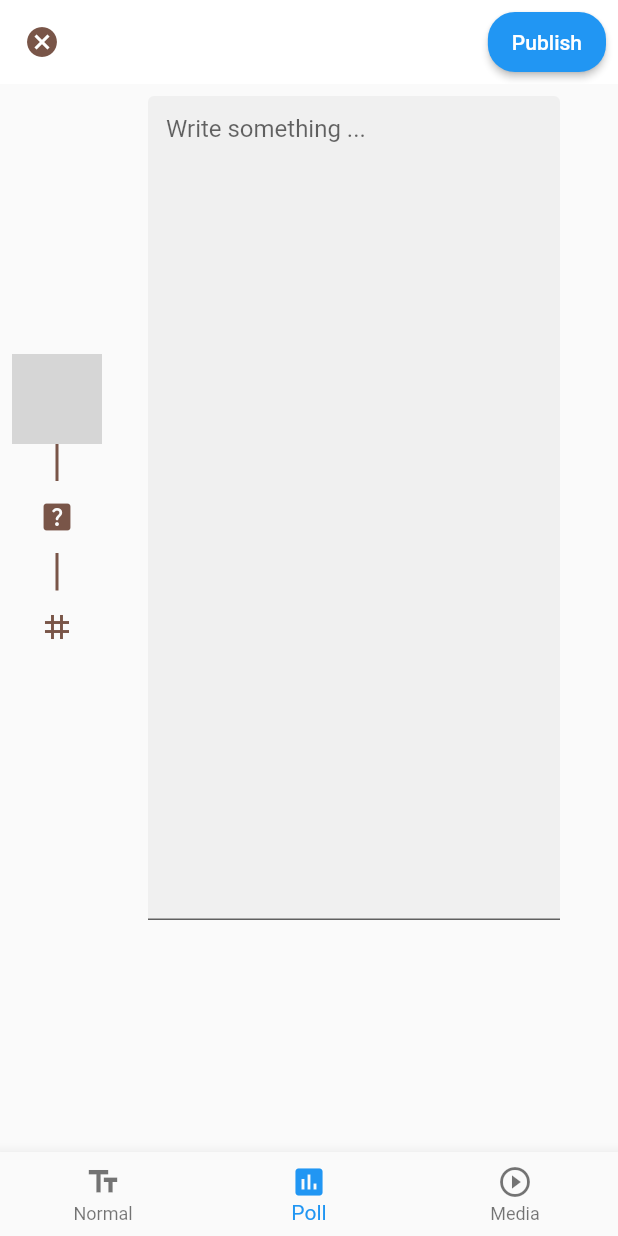
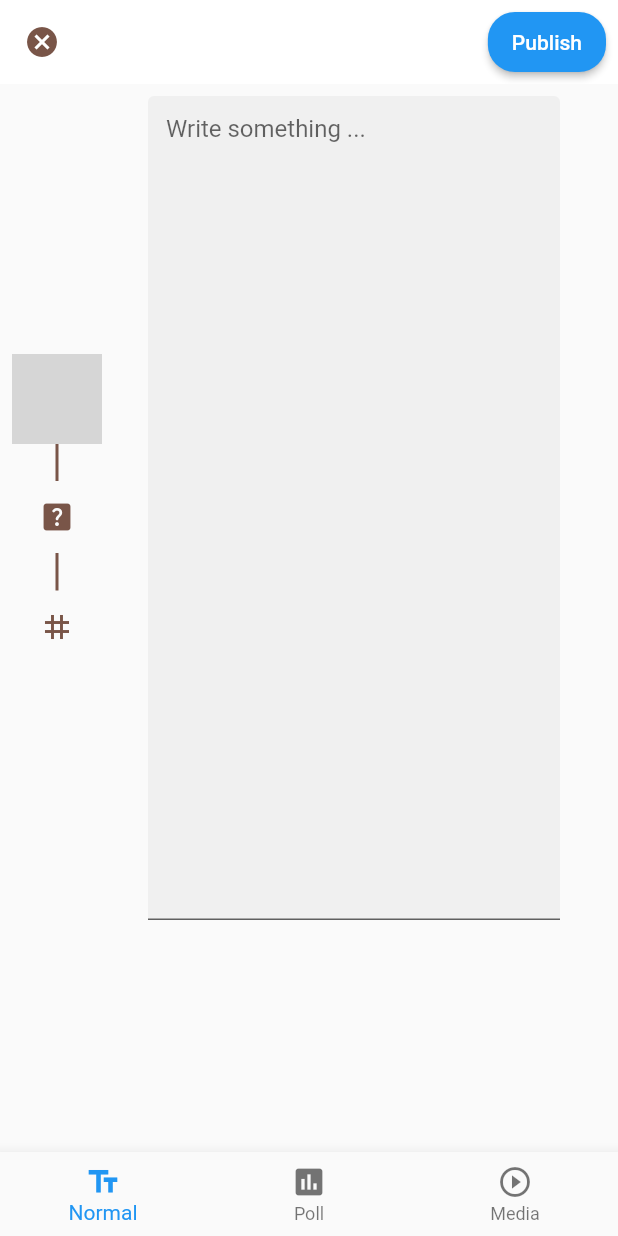
Before and after one commit to smilefocal/smob-auth-1, a Flutter app: the FeedsScreen screen opened directly with empty values, after a tap on the "workspaces outline" icon, on a phone screen of 412 x 824 dp. Run offline on Flutter 3.47's test engine with Material 2 defaults, Android fonts, the phone set to English and light mode, and no system bars; our stand-ins replace cloud_firestore, firebase_auth, firebase_core, flutter_bloc, flutter_spinkit, font_awesome_flutter and 3 more; accounts and stored records are empty; network calls fail; grey boxes are pictures that could not be loaded.

Commit message:
added the bottom_nav_bar_cubit.dart

```diff
--- a/lib/home/screens/activities/add_activity_screen.dart
+++ b/lib/home/screens/activities/add_activity_screen.dart
@@ -1,8 +1,10 @@
 import 'package:firebase_auth/firebase_auth.dart';
 import 'package:flutter/material.dart';
+import 'package:flutter_bloc/flutter_bloc.dart';
 import 'package:strathmoresesc/constants.dart';
 import 'package:strathmoresesc/home/screens/activities/blocs/add_text_activity/add_text_activity_bloc.dart';
 import 'package:strathmoresesc/home/screens/activities/blocs/add_text_activity/add_text_activity_provider.dart';
+import 'package:strathmoresesc/home/screens/activities/blocs/bottom_nav_bar/bottom_nav_bar_cubit.dart';
 
 class AddActivityScreen extends StatelessWidget {
   const AddActivityScreen({Key? key, required this.user}) : super(key: key);
@@ -80,15 +82,23 @@ class AddActivityScreen extends StatelessWidget {
                 Expanded(
                   child: Column(
                     children: [
-                      AnimatedContainer(
+                      BlocBuilder<BottomNavBarCubit, int>(
+                        builder: (context, state) {
+                          return AnimatedContainer(
                             duration: const Duration(seconds: 3),
                             height: MediaQuery.of(context).size.height / 1.5,
                             width: MediaQuery.of(context).size.width / 1.5,
 
                             ///todo: we can switch this depending on the value of
                             ///todo: the bottomNavBar bloc.
-                        child:
-                            _MessageTextField(addTextActivityBloc: addTextBloc),
+                            child: state == 0
+                                ? _MessageTextField(
+                                    addTextActivityBloc: addTextBloc)
+                                : state == 1
+                                    ? const _PollView()
+                                    : const _PollView(),
+                          );
+                        },
                       ),
                     ],
                   ),
@@ -97,8 +107,21 @@ class AddActivityScreen extends StatelessWidget {
             ),
           ],
         ),
-        bottomNavigationBar: BottomNavigationBar(
-          currentIndex: 1,
+        bottomNavigationBar: BlocBuilder<BottomNavBarCubit, int>(
+          builder: (context, state) {
+            return BottomNavigationBar(
+              currentIndex: state == 0
+                  ? 0
+                  : state == 1
+                      ? 1
+                      : 2,
+              onTap: (index) {
+                index == 0
+                    ? context.read<BottomNavBarCubit>().normalTextView()
+                    : index == 1
+                        ? context.read<BottomNavBarCubit>().pollView()
+                        : context.read<BottomNavBarCubit>().mediaView();
+              },
               items: const [
                 BottomNavigationBarItem(
                     icon: Icon(Icons.text_fields), label: 'Normal'),
@@ -106,6 +129,8 @@ class AddActivityScreen extends StatelessWidget {
                 BottomNavigationBarItem(
                     icon: Icon(Icons.play_circle_outline), label: 'Media'),
               ],
+            );
+          },
         ),
       ),
     );
@@ -162,3 +187,16 @@ class _PublishMessageButton extends StatelessWidget {
         });
   }
 }
+
+///
+class _PollView extends StatelessWidget {
+  const _PollView({Key? key}) : super(key: key);
+
+  @override
+  Widget build(BuildContext context) {
+    return Container(
+      width: 50,
+      child: Text('This is thess pollview'),
+    );
+  }
+}
--- a/lib/home/screens/activities/blocs/add_text_activity/add_text_activity_validator.dart
+++ b/lib/home/screens/activities/blocs/add_text_activity/add_text_activity_validator.dart
@@ -3,6 +3,7 @@ import 'dart:async';
 class AddTextActivityValidator {
   final validateMessage = StreamTransformer<String, String>.fromHandlers(
       handleData: (message, sink) {
+    message = message.trim();
     if (message.length > 1) {
       sink.add(message);
     } else {
--- /dev/null
+++ b/lib/home/screens/activities/blocs/bottom_nav_bar/bottom_nav_bar_cubit.dart
@@ -0,0 +1,10 @@
+import 'package:flutter_bloc/flutter_bloc.dart';
+
+class BottomNavBarCubit extends Cubit<int> {
+  ///By default, we want the user to be able to see the normalView
+  ///once they open the add activity interface.
+  BottomNavBarCubit() : super(0);
+  void normalTextView() => emit(0);
+  void pollView() => emit(1);
+  void mediaView() => emit(2);
+}
--- a/lib/route_generator.dart
+++ b/lib/route_generator.dart
@@ -6,6 +6,7 @@ import 'package:strathmoresesc/authentication/bloc/auth_loading_cubit.dart';
 import 'package:strathmoresesc/authentication/screens/authentication_screen.dart';
 import 'package:strathmoresesc/home/screens/activities/add_activity_screen.dart';
 import 'package:strathmoresesc/home/screens/activities/blocs/add_text_activity/add_text_activity_provider.dart';
+import 'package:strathmoresesc/home/screens/activities/blocs/bottom_nav_bar/bottom_nav_bar_cubit.dart';
 import 'package:strathmoresesc/home/screens/feeds.dart';
 
 class RouteGenerator {
@@ -39,8 +40,11 @@ class RouteGenerator {
         if (args is User) {
           return MaterialPageRoute(
             builder: (_) => AddTextActivityProvider(
-              child: AddActivityScreen(
-                user: args,
+              child: BlocProvider(
+                create: (context) => BottomNavBarCubit(),
+                child: AddActivityScreen(
+                  user: args,
+                ),
               ),
             ),
           );
```
Also changed, not shown: lib/home/screens/activities/blocs/add_text_activity/add_text_activity_bloc.dart (+6 -5 lines). Lines whose indentation alone changed are shown as unchanged.
